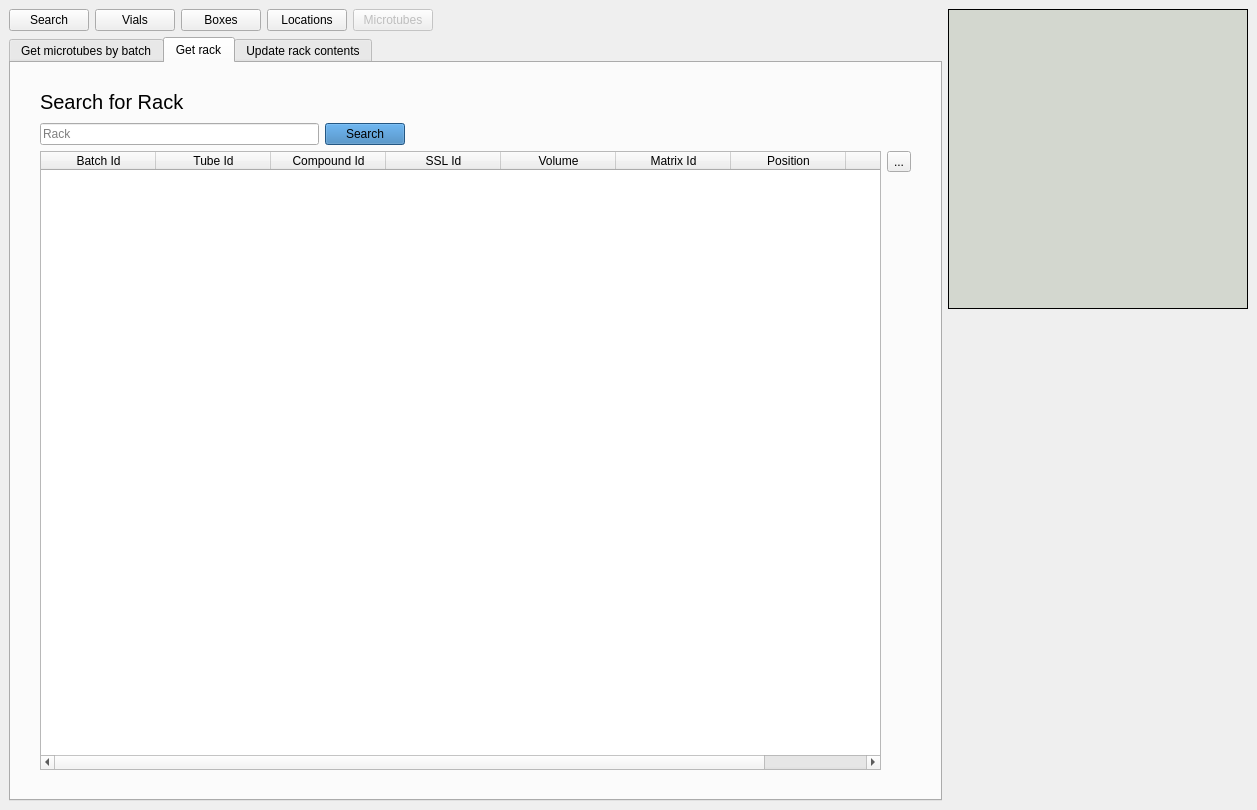
First picture: the form in frontend/assets/microtubeswindow.ui, repository dahlbma/cello, before the edit.
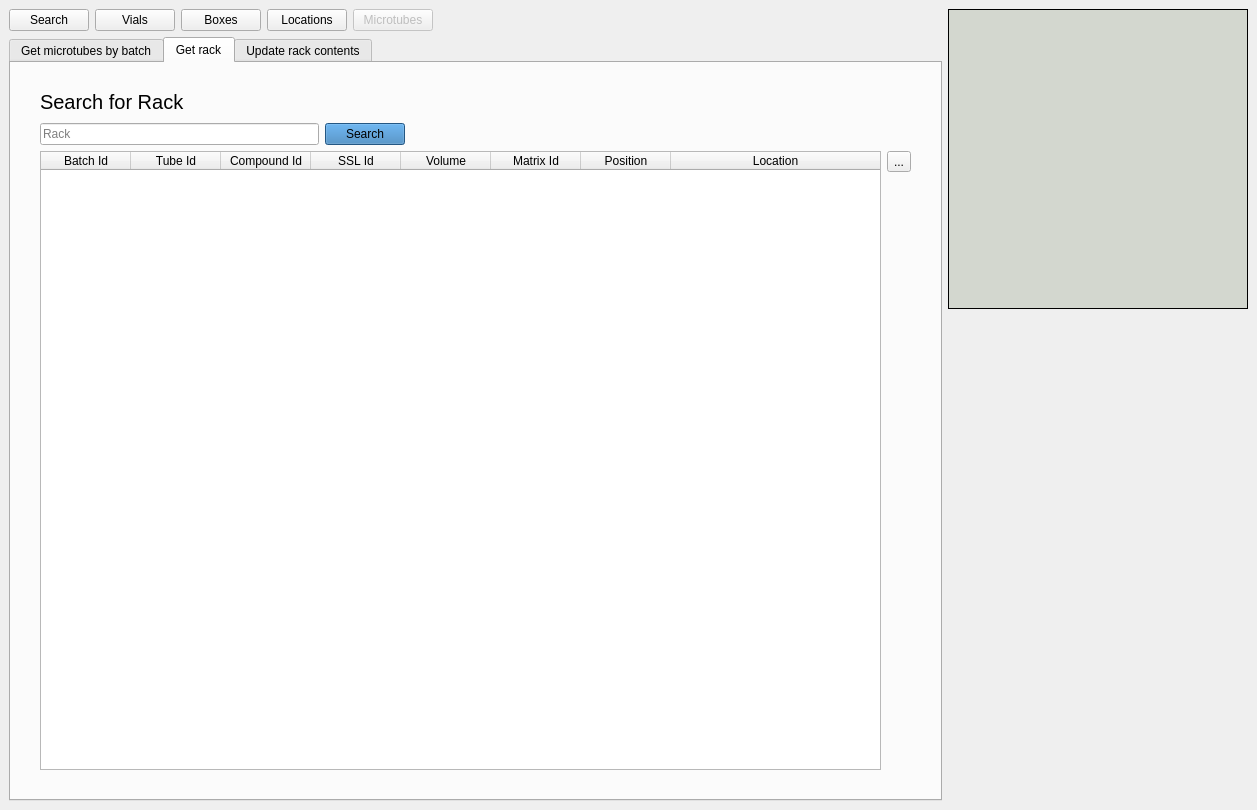
Second picture: the form after the edit.

Commit message: Add rack search to microtubesscreen

What changed in the file:
```diff
--- a/frontend/assets/microtubeswindow.ui
+++ b/frontend/assets/microtubeswindow.ui
@@ -463,7 +463,7 @@
                <bool>true</bool>
               </property>
               <attribute name="horizontalHeaderDefaultSectionSize">
-               <number>115</number>
+               <number>90</number>
               </attribute>
               <attribute name="horizontalHeaderShowSortIndicator" stdset="0">
                <bool>true</bool>
```
The commit also changes 1 other file.
